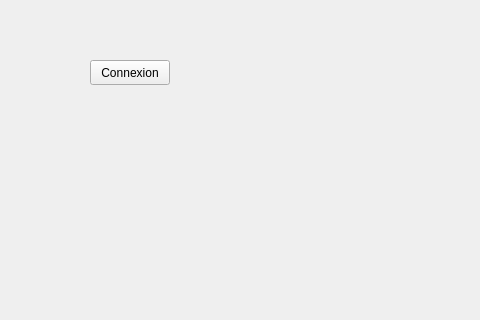
Qt form mainwindow.ui (BerAtozz/WifiBot) before a commit; both pictures show x 0 to 480 and y 0 to 320 of the 800 by 600 pixel window.
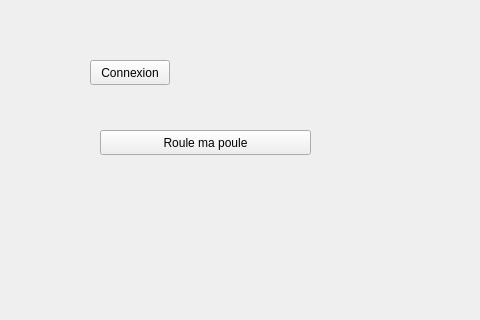
The same form after that commit.

Diff of the .ui file:
```diff
--- a/mainwindow.ui
+++ b/mainwindow.ui
@@ -27,6 +27,19 @@
      <string>Connexion</string>
     </property>
    </widget>
+   <widget class="QPushButton" name="forwardButon">
+    <property name="geometry">
+     <rect>
+      <x>100</x>
+      <y>130</y>
+      <width>211</width>
+      <height>25</height>
+     </rect>
+    </property>
+    <property name="text">
+     <string>Roule ma poule</string>
+    </property>
+   </widget>
   </widget>
   <widget class="QMenuBar" name="menubar">
    <property name="geometry">
```
